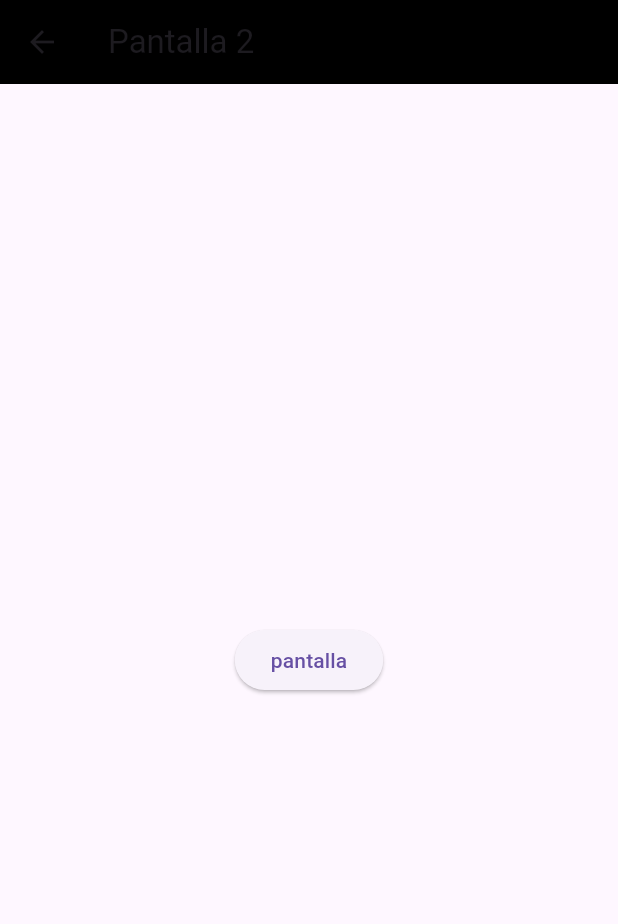
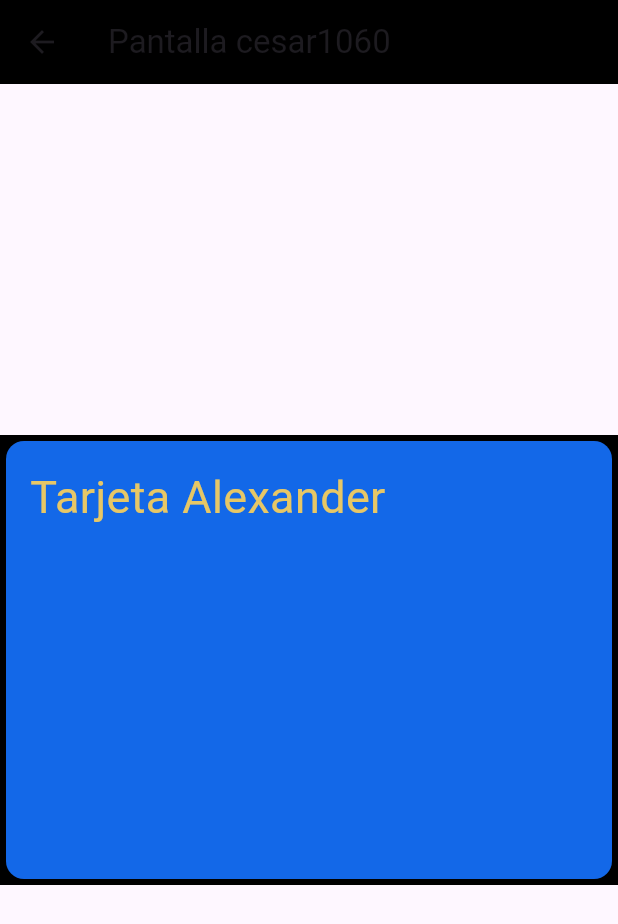
Before and after one commit to Cesarinh/p15-rutasversion2-6j, a Flutter app: the Pantalla2_1060 screen opened by its route, on a phone screen of 412 x 824 dp. Shown: the top 924 px of the screen. Run offline on Flutter 3.47's test engine with Material 3 defaults, Android fonts, the phone set to English and light mode, and no system bars.

```diff
--- a/lib/Pantalla2_1060.dart
+++ b/lib/Pantalla2_1060.dart
@@ -5,18 +5,24 @@ class Pantalla2_1060 extends StatelessWidget {
 
   Widget build(BuildContext context) {
     return Scaffold(
-      appBar: AppBar(
-        title: const Text('Pantalla 2'),
-        backgroundColor: Colors.black,
-      ),
-      body: Center(
-        child: Column(
-          mainAxisAlignment: MainAxisAlignment.center,
-          children: [
-            ElevatedButton(onPressed: () {}, child: const Text('pantalla'))
-          ],
+        appBar: AppBar(
+          title: const Text('Pantalla cesar1060'),
+          backgroundColor: Colors.black,
         ),
-      ),
-    );
+        body: Center(
+            child: Container(
+                width: double.infinity,
+                height: 300,
+                color: Colors.black,
+                child: Card(
+                    color: Color(0xff1368e8),
+                    child: Padding(
+                      padding: EdgeInsets.all(16),
+                      child: Text(
+                        "Tarjeta Alexander",
+                        style:
+                            TextStyle(fontSize: 30, color: Color(0xffe7c766)),
+                      ),
+                    )))));
   }
 }
--- a/lib/Pantallaini_1060.dart
+++ b/lib/Pantallaini_1060.dart
@@ -8,7 +8,7 @@ class Pantallaini_1060 extends StatelessWidget {
     return Scaffold(
       appBar: AppBar(
         title: const Text('Pantalla inicio Cesar'),
-        backgroundColor: Colors.purple,
+        backgroundColor: Colors.black,
       ),
       body: Center(
         child: Column(
@@ -18,13 +18,13 @@ class Pantallaini_1060 extends StatelessWidget {
               onPressed: () {
                 Navigator.pushNamed(context, '/Pantalla1_1060');
               },
-              child: const Text('Cambia a panatalla1'),
+              child: const Text('Ejemplo card'),
             ),
             ElevatedButton(
               onPressed: () {
                 Navigator.pushNamed(context, '/Pantalla2_1060');
               },
-              child: const Text('Cambia a panatalla2'),
+              child: const Text('Cambia a pantalla2'),
             )
           ],
         ),
--- a/lib/main.dart
+++ b/lib/main.dart
@@ -3,7 +3,7 @@ import 'package:p13pageroutergonzalez1060/Pantalla2_1060.dart';
 import 'package:p13pageroutergonzalez1060/Pantalla1_1060.dart';
 import 'package:p13pageroutergonzalez1060/Pantallaini_1060.dart';
 
-void main() => runApp(MiApp1060());
+void main() => runApp(const MiApp1060());
 
 class MiApp1060 extends StatelessWidget {
   const MiApp1060({super.key});
```
Also changed, not shown: lib/Pantalla1_1060.dart (+19 -11 lines).
